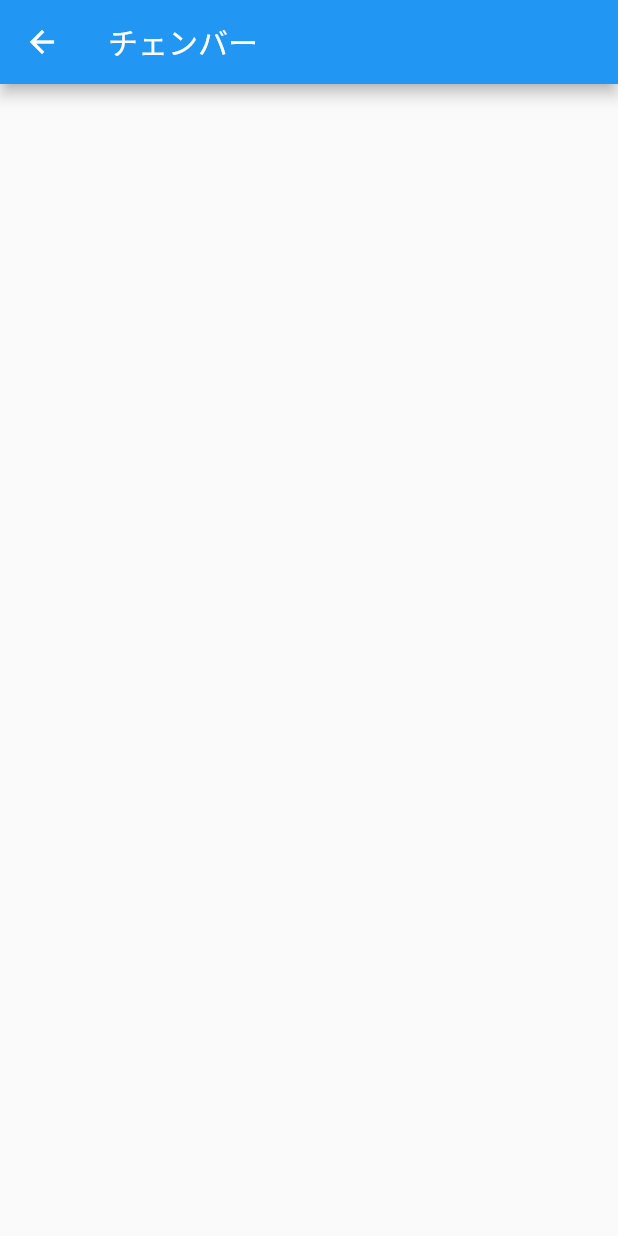
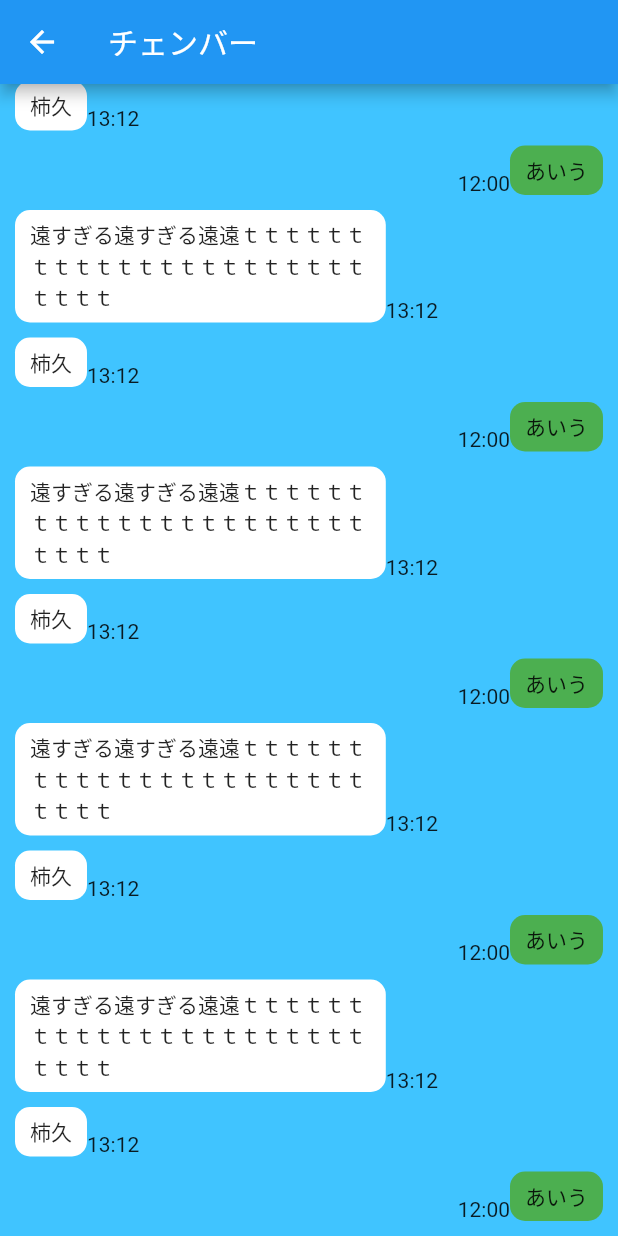
Before and after one commit to yuckey1123/flutter-practice, a Flutter app: the screen it shows after launch, after a tap on "チェンバー", on a phone screen of 412 x 824 dp. Run offline on Flutter 3.47's test engine with Material 2 defaults, Android fonts, the phone set to English and light mode, and no system bars; network calls fail.

Commit message:
add: 6.メッセージ表示可能にした

```diff
--- a/lib/pages/talk_room_page.dart
+++ b/lib/pages/talk_room_page.dart
@@ -1,8 +1,12 @@
 import 'package:flutter/cupertino.dart';
 import 'package:flutter/material.dart';
+import 'package:intl/intl.dart' as intl;
+
+import '../model/message.dart';
 
 class TalkRoomPage extends StatefulWidget {
   final String name;
+
   const TalkRoomPage(this.name, {Key? key}) : super(key: key);
 
   @override
@@ -10,12 +14,78 @@ class TalkRoomPage extends StatefulWidget {
 }
 
 class _TalkRoomPageState extends State<TalkRoomPage> {
+  List<Message> messageList = [
+    Message(message: 'あいう', isMe: true, sendTime: DateTime(2022, 1, 1, 12, 0)),
+    Message(message: '柿久', isMe: false, sendTime: DateTime(2022, 1, 1, 13, 12)),
+    Message(
+        message: '遠すぎる遠すぎる遠遠ｔｔｔｔｔｔｔｔｔｔｔｔｔｔｔｔｔｔｔｔｔｔｔｔｔｔ',
+        isMe: false,
+        sendTime: DateTime(2022, 1, 1, 13, 12)),
+    Message(message: 'あいう', isMe: true, sendTime: DateTime(2022, 1, 1, 12, 0)),
+    Message(message: '柿久', isMe: false, sendTime: DateTime(2022, 1, 1, 13, 12)),
+    Message(
+        message: '遠すぎる遠すぎる遠遠ｔｔｔｔｔｔｔｔｔｔｔｔｔｔｔｔｔｔｔｔｔｔｔｔｔｔ',
+        isMe: false,
+        sendTime: DateTime(2022, 1, 1, 13, 12)),
+    Message(message: 'あいう', isMe: true, sendTime: DateTime(2022, 1, 1, 12, 0)),
+    Message(message: '柿久', isMe: false, sendTime: DateTime(2022, 1, 1, 13, 12)),
+    Message(
+        message: '遠すぎる遠すぎる遠遠ｔｔｔｔｔｔｔｔｔｔｔｔｔｔｔｔｔｔｔｔｔｔｔｔｔｔ',
+        isMe: false,
+        sendTime: DateTime(2022, 1, 1, 13, 12)),
+    Message(message: 'あいう', isMe: true, sendTime: DateTime(2022, 1, 1, 12, 0)),
+    Message(message: '柿久', isMe: false, sendTime: DateTime(2022, 1, 1, 13, 12)),
+    Message(
+        message: '遠すぎる遠すぎる遠遠ｔｔｔｔｔｔｔｔｔｔｔｔｔｔｔｔｔｔｔｔｔｔｔｔｔｔ',
+        isMe: false,
+        sendTime: DateTime(2022, 1, 1, 13, 12)),
+    Message(message: 'あいう', isMe: true, sendTime: DateTime(2022, 1, 1, 12, 0)),
+    Message(message: '柿久', isMe: false, sendTime: DateTime(2022, 1, 1, 13, 12)),
+    Message(
+        message: '遠すぎる遠すぎる遠遠ｔｔｔｔｔｔｔｔｔｔｔｔｔｔｔｔｔｔｔｔｔｔｔｔｔｔ',
+        isMe: false,
+        sendTime: DateTime(2022, 1, 1, 13, 12)),
+  ];
+
   @override
   Widget build(BuildContext context) {
     return Scaffold(
+      backgroundColor: Colors.lightBlueAccent,
       appBar: AppBar(
         title: Text(widget.name),
       ),
+      body: ListView.builder(
+          physics: const RangeMaintainingScrollPhysics(),
+          shrinkWrap: true,
+          reverse: true,
+          itemCount: messageList.length,
+          itemBuilder: (context, index) {
+            return Padding(
+              padding: EdgeInsets.only(
+                  top: 10.0, left: 10, right: 10, bottom: index == 0 ? 10 : 0),
+              child: Row(
+                crossAxisAlignment: CrossAxisAlignment.end,
+                textDirection: messageList[index].isMe
+                    ? TextDirection.rtl
+                    : TextDirection.ltr,
+                children: [
+                  Container(
+                      constraints: BoxConstraints(
+                          maxWidth: MediaQuery.of(context).size.width * 0.6),
+                      decoration: BoxDecoration(
+                          color: messageList[index].isMe
+                              ? Colors.green
+                              : Colors.white,
+                          borderRadius: BorderRadius.circular(10)),
+                      padding:
+                          EdgeInsets.symmetric(horizontal: 10, vertical: 6),
+                      child: Text(messageList[index].message)),
+                  Text(intl.DateFormat('HH:mm')
+                      .format(messageList[index].sendTime))
+                ],
+              ),
+            );
+          }),
     );
   }
 }
--- a/pubspec.yaml
+++ b/pubspec.yaml
@@ -36,6 +36,7 @@ dependencies:
   # The following adds the Cupertino Icons font to your application.
   # Use with the CupertinoIcons class for iOS style icons.
   cupertino_icons: ^1.0.2
+  intl: any
 
 dev_dependencies:
   flutter_test:
```
Also changed, not shown: pubspec.lock.
